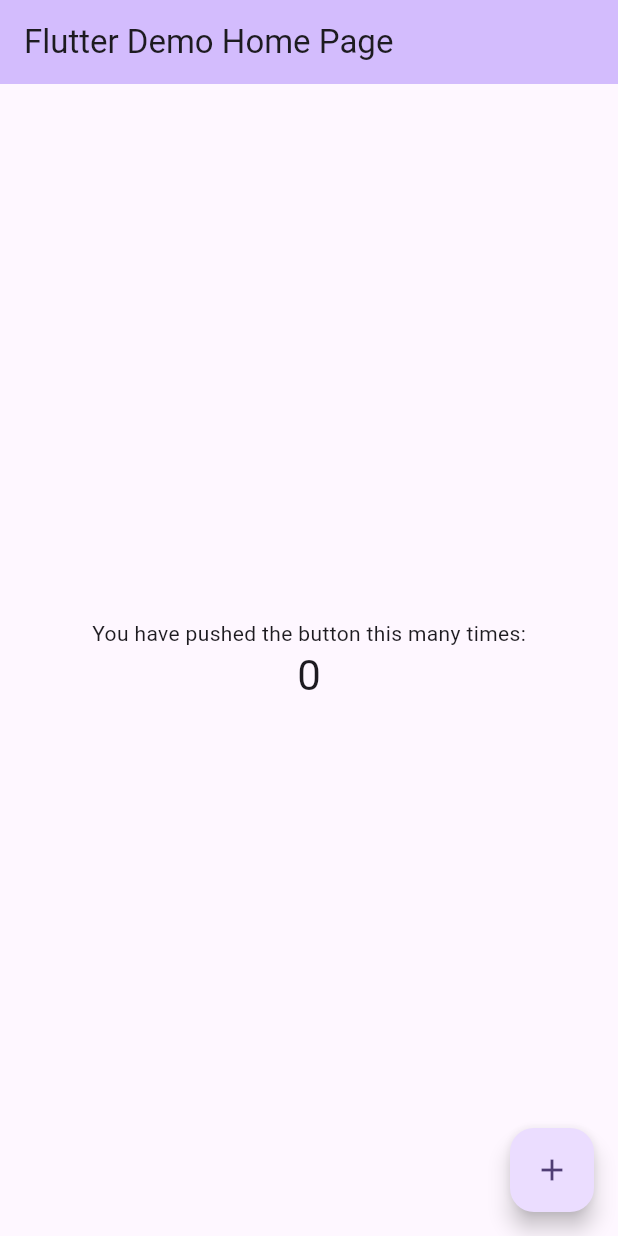
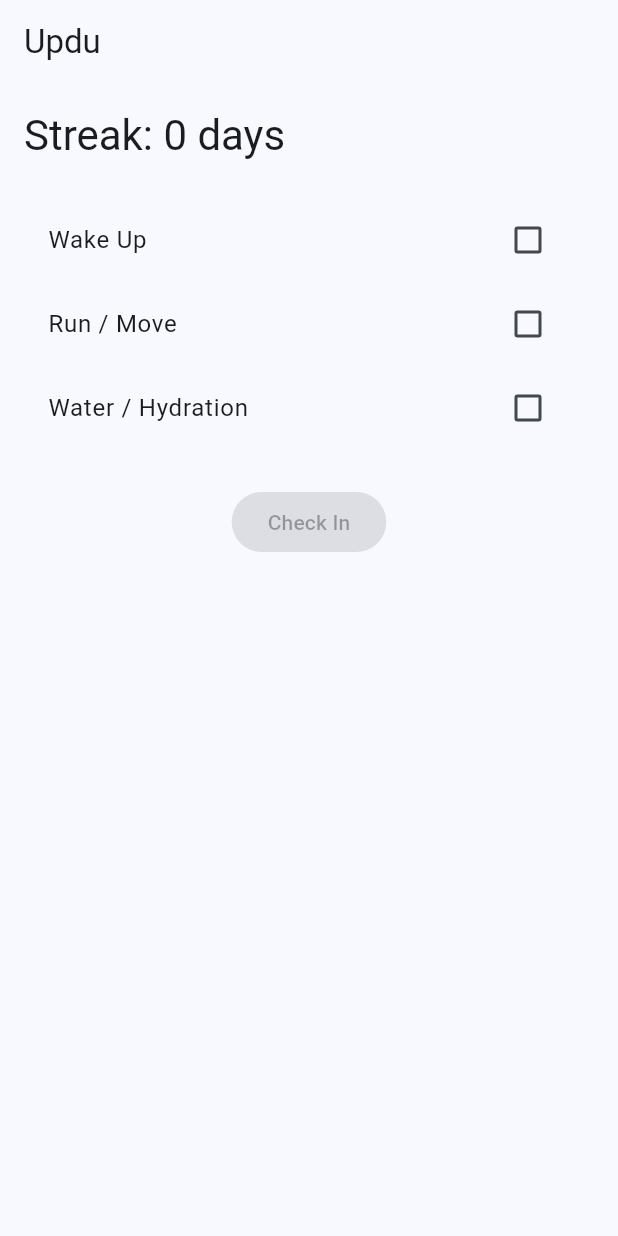
Before and after one commit to mirasmbsr/updu-app, a Flutter app: the screen it shows after launch, on a phone screen of 412 x 824 dp. Run offline on Flutter 3.47's test engine with Material 3 defaults, Android fonts, the phone set to English and light mode, and no system bars; our stand-ins replace shared_preferences.

Commit message:
Finalize main.dart

```diff
--- a/lib/main.dart
+++ b/lib/main.dart
@@ -1,122 +1,149 @@
+import 'dart:math';
 import 'package:flutter/material.dart';
+import 'package:shared_preferences/shared_preferences.dart';
 
 void main() {
-  runApp(const MyApp());
+  runApp(const UpduApp());
 }
 
-class MyApp extends StatelessWidget {
-  const MyApp({super.key});
+class UpduApp extends StatelessWidget {
+  const UpduApp({super.key});
 
-  // This widget is the root of your application.
   @override
   Widget build(BuildContext context) {
     return MaterialApp(
-      title: 'Flutter Demo',
+      title: 'Updu',
       theme: ThemeData(
-        // This is the theme of your application.
-        //
-        // TRY THIS: Try running your application with "flutter run". You'll see
-        // the application has a purple toolbar. Then, without quitting the app,
-        // try changing the seedColor in the colorScheme below to Colors.green
-        // and then invoke "hot reload" (save your changes or press the "hot
-        // reload" button in a Flutter-supported IDE, or press "r" if you used
-        // the command line to start the app).
-        //
-        // Notice that the counter didn't reset back to zero; the application
-        // state is not lost during the reload. To reset the state, use hot
-        // restart instead.
-        //
-        // This works for code too, not just values: Most code changes can be
-        // tested with just a hot reload.
-        colorScheme: ColorScheme.fromSeed(seedColor: Colors.deepPurple),
+        colorScheme: ColorScheme.fromSeed(seedColor: Colors.blue),
+        useMaterial3: true,
       ),
-      home: const MyHomePage(title: 'Flutter Demo Home Page'),
+      home: const HomePage(),
     );
   }
 }
 
-class MyHomePage extends StatefulWidget {
-  const MyHomePage({super.key, required this.title});
+class Task {
+  final String title;
+  bool done;
+  Task(this.title, {this.done = false});
+}
 
-  // This widget is the home page of your application. It is stateful, meaning
-  // that it has a State object (defined below) that contains fields that affect
-  // how it looks.
-
-  // This class is the configuration for the state. It holds the values (in this
-  // case the title) provided by the parent (in this case the App widget) and
-  // used by the build method of the State. Fields in a Widget subclass are
-  // always marked "final".
-
-  final String title;
+class HomePage extends StatefulWidget {
+  const HomePage({super.key});
 
   @override
-  State<MyHomePage> createState() => _MyHomePageState();
+  State<HomePage> createState() => _HomePageState();
 }
 
-class _MyHomePageState extends State<MyHomePage> {
-  int _counter = 0;
+class _HomePageState extends State<HomePage> {
+  final List<Task> _tasks = [
+    Task('Wake Up'),
+    Task('Run / Move'),
+    Task('Water / Hydration'),
+  ];
 
-  void _incrementCounter() {
-    setState(() {
-      // This call to setState tells the Flutter framework that something has
-      // changed in this State, which causes it to rerun the build method below
-      // so that the display can reflect the updated values. If we changed
-      // _counter without calling setState(), then the build method would not be
-      // called again, and so nothing would appear to happen.
-      _counter++;
-    });
+  int _streak = 0;
+  DateTime? _lastCheckIn;
+
+  @override
+  void initState() {
+    super.initState();
+    _load();
   }
+
+  Future<void> _load() async {
+    final prefs = await SharedPreferences.getInstance();
+    _streak = prefs.getInt('streak') ?? 0;
+    final last = prefs.getString('lastCheckIn');
+    if (last != null) {
+      _lastCheckIn = DateTime.tryParse(last);
+    }
+    setState(() {});
+  }
+
+  Future<void> _checkIn() async {
+    final prefs = await SharedPreferences.getInstance();
+    final today = DateTime.now();
+
+    if (_lastCheckIn != null) {
+      final diff = today.difference(_lastCheckIn!).inDays;
+      if (diff == 1) {
+        _streak += 1;
+      } else if (diff != 0) {
+        _streak = 1;
+      }
+    } else {
+      _streak = 1;
+    }
+
+    _lastCheckIn = DateTime(today.year, today.month, today.day);
+    await prefs.setInt('streak', _streak);
+    await prefs.setString('lastCheckIn', _lastCheckIn!.toIso8601String());
+
+    for (final t in _tasks) {
+      t.done = false;
+    }
+    setState(() {});
+    _showPhrase();
+  }
+
+  void _showPhrase() {
+    const phrases = [
+      'Still here. Still rising.',
+      'You chose yourself today.',
+      'One more step!',
+      'Keep moving!',
+    ];
+    final phrase = phrases[Random().nextInt(phrases.length)];
+    showDialog(
+      context: context,
+      builder: (_) => AlertDialog(
+        content: Text(phrase),
+        actions: [
+          TextButton(
+            onPressed: () => Navigator.of(context).pop(),
+            child: const Text('OK'),
+          ),
+        ],
+      ),
+    );
+  }
+
+  bool get _allDone => _tasks.every((t) => t.done);
 
   @override
   Widget build(BuildContext context) {
-    // This method is rerun every time setState is called, for instance as done
-    // by the _incrementCounter method above.
-    //
-    // The Flutter framework has been optimized to make rerunning build methods
-    // fast, so that you can just rebuild anything that needs updating rather
-    // than having to individually change instances of widgets.
     return Scaffold(
       appBar: AppBar(
-        // TRY THIS: Try changing the color here to a specific color (to
-        // Colors.amber, perhaps?) and trigger a hot reload to see the AppBar
-        // change color while the other colors stay the same.
-        backgroundColor: Theme.of(context).colorScheme.inversePrimary,
-        // Here we take the value from the MyHomePage object that was created by
-        // the App.build method, and use it to set our appbar title.
-        title: Text(widget.title),
+        title: const Text('Updu'),
       ),
-      body: Center(
-        // Center is a layout widget. It takes a single child and positions it
-        // in the middle of the parent.
+      body: Padding(
+        padding: const EdgeInsets.all(16),
         child: Column(
-          // Column is also a layout widget. It takes a list of children and
-          // arranges them vertically. By default, it sizes itself to fit its
-          // children horizontally, and tries to be as tall as its parent.
-          //
-          // Column has various properties to control how it sizes itself and
-          // how it positions its children. Here we use mainAxisAlignment to
-          // center the children vertically; the main axis here is the vertical
-          // axis because Columns are vertical (the cross axis would be
-          // horizontal).
-          //
-          // TRY THIS: Invoke "debug painting" (choose the "Toggle Debug Paint"
-          // action in the IDE, or press "p" in the console), to see the
-          // wireframe for each widget.
-          mainAxisAlignment: MainAxisAlignment.center,
-          children: <Widget>[
-            const Text('You have pushed the button this many times:'),
+          crossAxisAlignment: CrossAxisAlignment.start,
+          children: [
             Text(
-              '$_counter',
+              'Streak: $_streak day${_streak == 1 ? '' : 's'}',
               style: Theme.of(context).textTheme.headlineMedium,
+            ),
+            const SizedBox(height: 24),
+            ..._tasks.map(
+              (task) => CheckboxListTile(
+                title: Text(task.title),
+                value: task.done,
+                onChanged: (v) => setState(() => task.done = v ?? false),
+              ),
+            ),
+            const SizedBox(height: 24),
+            Center(
+              child: ElevatedButton(
+                onPressed: _allDone ? _checkIn : null,
+                child: const Text('Check In'),
+              ),
             ),
           ],
         ),
       ),
-      floatingActionButton: FloatingActionButton(
-        onPressed: _incrementCounter,
-        tooltip: 'Increment',
-        child: const Icon(Icons.add),
-      ), // This trailing comma makes auto-formatting nicer for build methods.
     );
   }
 }
--- a/pubspec.yaml
+++ b/pubspec.yaml
@@ -34,6 +34,7 @@ dependencies:
   # The following adds the Cupertino Icons font to your application.
   # Use with the CupertinoIcons class for iOS style icons.
   cupertino_icons: ^1.0.8
+  shared_preferences: ^2.5.3
 
 dev_dependencies:
   flutter_test:
```
Also changed, not shown: 1 other file.
